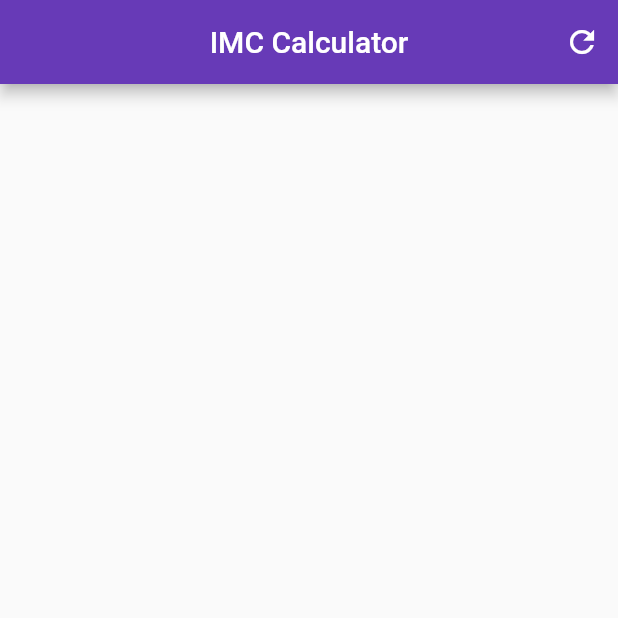
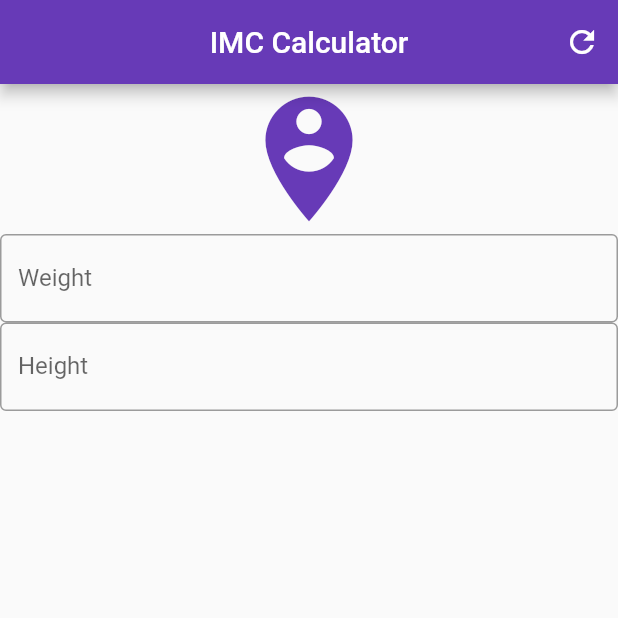
Before and after one commit to rene-kt/flutter-imc-calculator, a Flutter app: the screen it shows after launch, on a phone screen of 412 x 824 dp, the top half of it. Run offline on Flutter 3.47's test engine with Material 2 defaults, Android fonts, the phone set to English and light mode, and no system bars.

Commit message:
add text fields

```diff
--- a/lib/main.dart
+++ b/lib/main.dart
@@ -26,6 +26,26 @@ class _HomeState extends State<Home> {
           )
         ],
       ),
+      body: Column(
+        crossAxisAlignment: CrossAxisAlignment.stretch,
+        children: <Widget>[
+          Icon(Icons.person_pin_circle, size: 100, color: Colors.deepPurple),
+          TextField(
+            keyboardType: TextInputType.number,
+            decoration: InputDecoration(
+              border: OutlineInputBorder(),
+              labelText: 'Weight',
+            ),
+          ),
+          TextField(
+            keyboardType: TextInputType.number,
+            decoration: InputDecoration(
+              border: OutlineInputBorder(),
+              labelText: 'Height',
+            ),
+          )
+        ],
+      ),
     );
   }
 }
```
